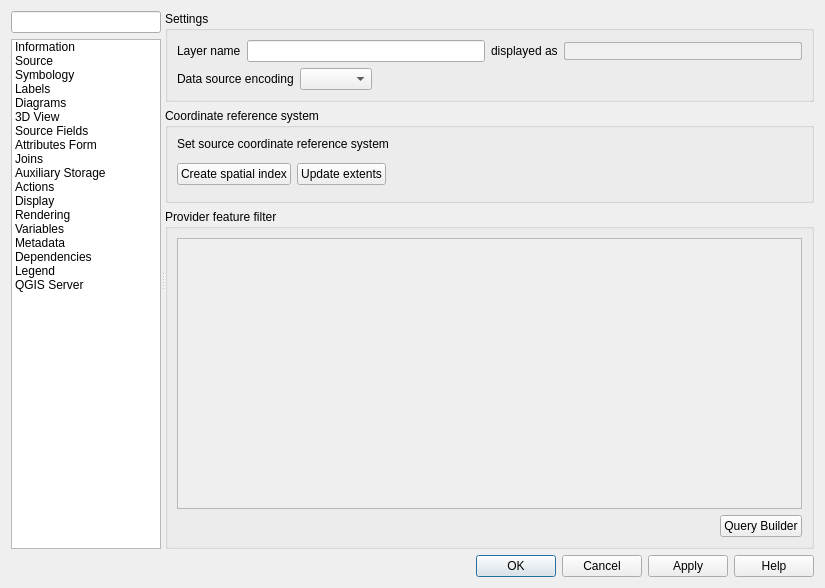
Above: src/ui/qgsvectorlayerpropertiesbase.ui from qgis/QGIS before the change. Below: the same form after it.
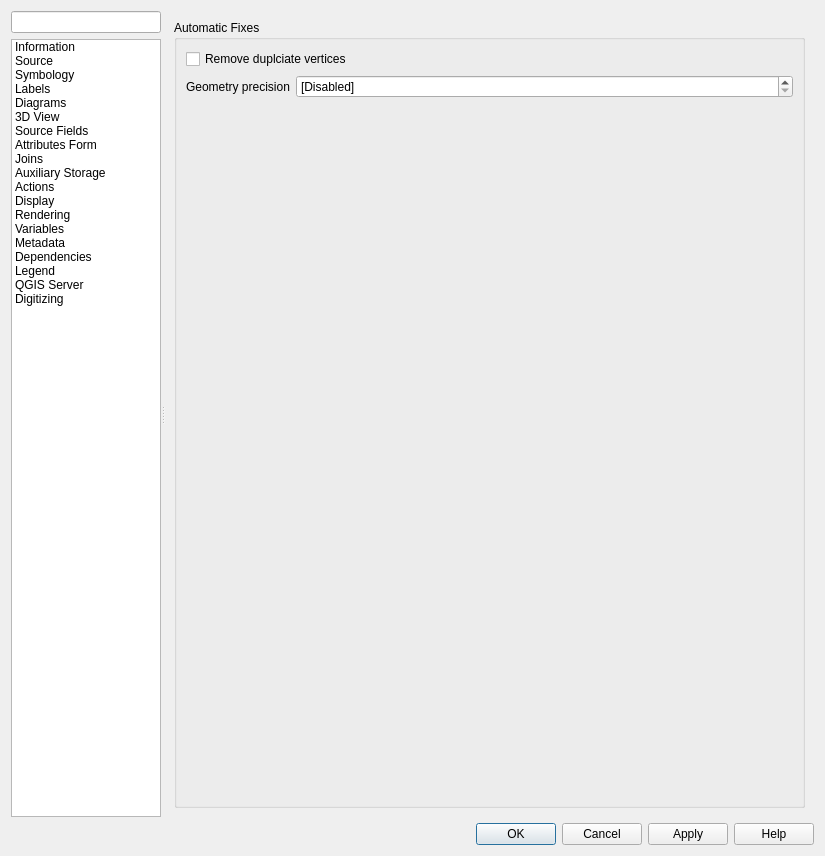
That is the form after the change. Icons and pictures are not drawn. Custom widgets are drawn as their Qt base class.

What changed in the file:
```diff
--- a/src/ui/qgsvectorlayerpropertiesbase.ui
+++ b/src/ui/qgsvectorlayerpropertiesbase.ui
@@ -7,7 +7,7 @@
     <x>0</x>
     <y>0</y>
     <width>825</width>
-    <height>588</height>
+    <height>856</height>
    </rect>
   </property>
   <property name="minimumSize">
@@ -297,6 +297,11 @@
             <normaloff>:/images/themes/default/propertyicons/overlay.svg</normaloff>:/images/themes/default/propertyicons/overlay.svg</iconset>
           </property>
          </item>
+         <item>
+          <property name="text">
+           <string>Digitizing</string>
+          </property>
+         </item>
         </widget>
        </item>
       </layout>
@@ -327,7 +332,7 @@
           </sizepolicy>
          </property>
          <property name="currentIndex">
-          <number>1</number>
+          <number>18</number>
          </property>
          <widget class="QWidget" name="mOptsPage_Information">
           <layout class="QVBoxLayout" name="verticalLayout_5">
@@ -376,8 +381,8 @@
                <rect>
                 <x>0</x>
                 <y>0</y>
-                <width>652</width>
-                <height>541</height>
+                <width>289</width>
+                <height>389</height>
                </rect>
               </property>
               <layout class="QVBoxLayout" name="verticalLayout_9">
@@ -2070,6 +2075,40 @@
            </item>
           </layout>
          </widget>
+         <widget class="QWidget" name="mOptsPage_Digitizing">
+          <layout class="QGridLayout" name="gridLayout_12">
+           <item row="0" column="0">
+            <widget class="QGroupBox" name="groupBox">
+             <property name="title">
+              <string>Automatic Fixes</string>
+             </property>
+             <layout class="QFormLayout" name="formLayout">
+              <item row="1" column="0">
+               <widget class="QLabel" name="label">
+                <property name="text">
+                 <string>Geometry precision</string>
+                </property>
+               </widget>
+              </item>
+              <item row="1" column="1">
+               <widget class="QDoubleSpinBox" name="mGeometryPrecisionSpinBox">
+                <property name="specialValueText">
+                 <string>[Disabled]</string>
+                </property>
+               </widget>
+              </item>
+              <item row="0" column="0" colspan="2">
+               <widget class="QCheckBox" name="mRemoveDuplicateVerticeCheckbox">
+                <property name="text">
+                 <string>Remove duplciate vertices</string>
+                </property>
+               </widget>
+              </item>
+             </layout>
+            </widget>
+           </item>
+          </layout>
+         </widget>
         </widget>
        </item>
       </layout>
```
Left out of the diff: 385 changed lines with no effect on the pictures.
